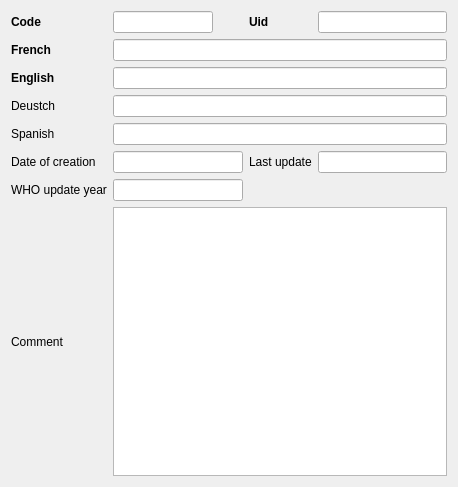
The window that freeddimanager/plugins/ddiplugin/atc/atceditorwidget.ui (FreeHealth/freehealth) describes before a commit, drawn with Qt 5.
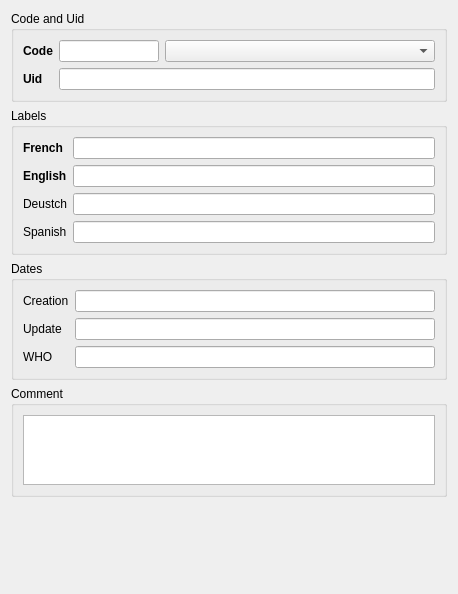
The same window after the commit. Custom widgets are drawn as their Qt base class.

Patch:
```diff
--- a/freeddimanager/plugins/ddiplugin/atc/atceditorwidget.ui
+++ b/freeddimanager/plugins/ddiplugin/atc/atceditorwidget.ui
@@ -7,79 +7,99 @@
     <x>0</x>
     <y>0</y>
     <width>458</width>
-    <height>487</height>
+    <height>594</height>
    </rect>
   </property>
   <property name="windowTitle">
    <string>Form</string>
   </property>
   <layout class="QGridLayout" name="gridLayout">
+   <item row="2" column="0">
+    <widget class="QGroupBox" name="groupBox_4">
+     <property name="title">
+      <string>Dates</string>
+     </property>
+     <layout class="QGridLayout" name="gridLayout_4">
+      <item row="2" column="0">
+       <widget class="QLabel" name="label_8">
+        <property name="text">
+         <string>WHO</string>
+        </property>
+       </widget>
+      </item>
+      <item row="2" column="1">
+       <widget class="Utils::ModernDateEditor" name="whoYear">
+        <property name="maximumSize">
+         <size>
+          <width>16777215</width>
+          <height>16777215</height>
+         </size>
+        </property>
+       </widget>
+      </item>
    <item row="0" column="0">
-    <widget class="QLabel" name="label_5">
-     <property name="font">
-      <font>
-       <weight>75</weight>
-       <bold>true</bold>
-      </font>
-     </property>
+       <widget class="QLabel" name="label_6">
      <property name="text">
-      <string>Code</string>
+         <string>Creation</string>
      </property>
     </widget>
    </item>
    <item row="0" column="1">
-    <widget class="QLineEdit" name="code">
+       <widget class="Utils::ModernDateEditor" name="dateCreation">
      <property name="maximumSize">
       <size>
-       <width>100</width>
+          <width>16777215</width>
        <height>16777215</height>
       </size>
      </property>
-     <property name="inputMask">
-      <string notr="true">A99AA99; </string>
-     </property>
-    </widget>
-   </item>
-   <item row="0" column="2">
-    <widget class="QLabel" name="label_10">
-     <property name="font">
-      <font>
-       <weight>75</weight>
-       <bold>true</bold>
-      </font>
-     </property>
+       </widget>
+      </item>
+      <item row="1" column="0">
+       <widget class="QLabel" name="label_7">
      <property name="text">
-      <string>Uid</string>
+         <string>Update</string>
      </property>
     </widget>
    </item>
-   <item row="0" column="3">
-    <widget class="QLineEdit" name="uid"/>
-   </item>
+      <item row="1" column="1">
+       <widget class="Utils::ModernDateEditor" name="dateUpdate">
+        <property name="maximumSize">
+         <size>
+          <width>16777215</width>
+          <height>16777215</height>
+         </size>
+        </property>
+       </widget>
+      </item>
+     </layout>
+    </widget>
+   </item>
+   <item row="3" column="0">
+    <widget class="QGroupBox" name="groupBox_5">
+     <property name="title">
+      <string>Comment</string>
+     </property>
+     <layout class="QGridLayout" name="gridLayout_5">
    <item row="1" column="0">
-    <widget class="QLabel" name="label">
-     <property name="font">
-      <font>
-       <weight>75</weight>
-       <bold>true</bold>
-      </font>
-     </property>
-     <property name="text">
-      <string>French</string>
-     </property>
-    </widget>
-   </item>
-   <item row="1" column="1" colspan="3">
-    <widget class="QLineEdit" name="fr">
-     <property name="sizePolicy">
-      <sizepolicy hsizetype="Expanding" vsizetype="Fixed">
-       <horstretch>0</horstretch>
-       <verstretch>0</verstretch>
-      </sizepolicy>
-     </property>
+       <widget class="QPlainTextEdit" name="comment">
+        <property name="maximumSize">
+         <size>
+          <width>16777215</width>
+          <height>70</height>
+         </size>
+        </property>
+       </widget>
+      </item>
+     </layout>
     </widget>
    </item>
-   <item row="2" column="0">
+   <item row="1" column="0">
+    <widget class="QGroupBox" name="groupBox_3">
+     <property name="title">
+      <string>Labels</string>
+     </property>
+     <layout class="QGridLayout" name="gridLayout_3">
+      <item row="1" column="0">
     <widget class="QLabel" name="label_2">
      <property name="font">
       <font>
@@ -92,68 +112,128 @@
      </property>
     </widget>
    </item>
-   <item row="2" column="1" colspan="3">
+      <item row="0" column="0">
+       <widget class="QLabel" name="label">
+        <property name="font">
+         <font>
+          <weight>75</weight>
+          <bold>true</bold>
+         </font>
+        </property>
+        <property name="text">
+         <string>French</string>
+        </property>
+       </widget>
+      </item>
+      <item row="2" column="1">
+       <widget class="QLineEdit" name="de"/>
+      </item>
+      <item row="1" column="1">
     <widget class="QLineEdit" name="en"/>
    </item>
-   <item row="3" column="0">
+      <item row="2" column="0">
     <widget class="QLabel" name="label_3">
      <property name="text">
       <string>Deustch</string>
      </property>
     </widget>
    </item>
-   <item row="3" column="1" colspan="3">
-    <widget class="QLineEdit" name="de"/>
-   </item>
-   <item row="4" column="0">
+      <item row="3" column="0">
     <widget class="QLabel" name="label_4">
      <property name="text">
       <string>Spanish</string>
      </property>
     </widget>
    </item>
-   <item row="4" column="1" colspan="3">
+      <item row="3" column="1">
     <widget class="QLineEdit" name="sp"/>
    </item>
-   <item row="5" column="0">
-    <widget class="QLabel" name="label_6">
-     <property name="text">
-      <string>Date of creation</string>
+      <item row="0" column="1">
+       <widget class="QLineEdit" name="fr">
+        <property name="sizePolicy">
+         <sizepolicy hsizetype="Expanding" vsizetype="Fixed">
+          <horstretch>0</horstretch>
+          <verstretch>0</verstretch>
+         </sizepolicy>
      </property>
     </widget>
    </item>
-   <item row="5" column="1">
-    <widget class="Utils::ModernDateEditor" name="dateCreation"/>
+     </layout>
+    </widget>
    </item>
-   <item row="5" column="2">
-    <widget class="QLabel" name="label_7">
+   <item row="0" column="0">
+    <widget class="QGroupBox" name="groupBox_2">
+     <property name="title">
+      <string>Code and Uid</string>
+     </property>
+     <layout class="QGridLayout" name="gridLayout_6">
+      <item row="1" column="0">
+       <widget class="QLabel" name="label_10">
+        <property name="font">
+         <font>
+          <weight>75</weight>
+          <bold>true</bold>
+         </font>
+        </property>
      <property name="text">
-      <string>Last update</string>
+         <string>Uid</string>
      </property>
     </widget>
    </item>
-   <item row="5" column="3">
-    <widget class="Utils::ModernDateEditor" name="dateUpdate"/>
-   </item>
-   <item row="6" column="0">
-    <widget class="QLabel" name="label_8">
+      <item row="0" column="1">
+       <widget class="QLineEdit" name="code">
+        <property name="maximumSize">
+         <size>
+          <width>100</width>
+          <height>16777215</height>
+         </size>
+        </property>
+        <property name="inputMask">
+         <string notr="true">A99AA99; </string>
+        </property>
+       </widget>
+      </item>
+      <item row="0" column="0">
+       <widget class="QLabel" name="label_5">
+        <property name="font">
+         <font>
+          <weight>75</weight>
+          <bold>true</bold>
+         </font>
+        </property>
      <property name="text">
-      <string>WHO update year</string>
+         <string>Code</string>
      </property>
     </widget>
    </item>
-   <item row="6" column="1">
-    <widget class="QLineEdit" name="whoYear"/>
-   </item>
-   <item row="7" column="0">
-    <widget class="QLabel" name="label_9">
-     <property name="text">
-      <string>Comment</string>
+      <item row="0" column="2">
+       <widget class="QComboBox" name="parents">
+        <property name="sizePolicy">
+         <sizepolicy hsizetype="Expanding" vsizetype="Fixed">
+          <horstretch>0</horstretch>
+          <verstretch>0</verstretch>
+         </sizepolicy>
      </property>
     </widget>
    </item>
-   <item row="7" column="1" colspan="3">
-    <widget class="QPlainTextEdit" name="comment"/>
+      <item row="1" column="1" colspan="2">
+       <widget class="QLineEdit" name="uid"/>
+      </item>
+     </layout>
+    </widget>
+   </item>
+   <item row="4" column="0">
+    <spacer name="verticalSpacer">
+     <property name="orientation">
+      <enum>Qt::Vertical</enum>
+     </property>
+     <property name="sizeHint" stdset="0">
+      <size>
+       <width>20</width>
+       <height>40</height>
+      </size>
+     </property>
+    </spacer>
    </item>
   </layout>
  </widget>
```
Lines whose indentation alone changed are shown as unchanged.
